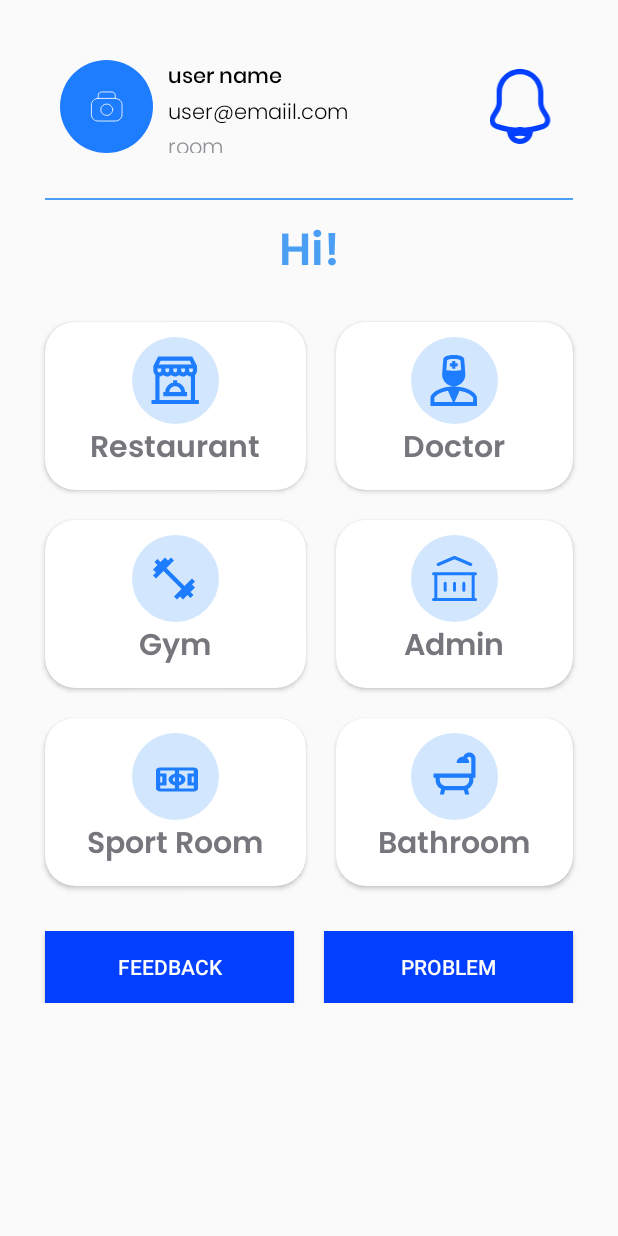
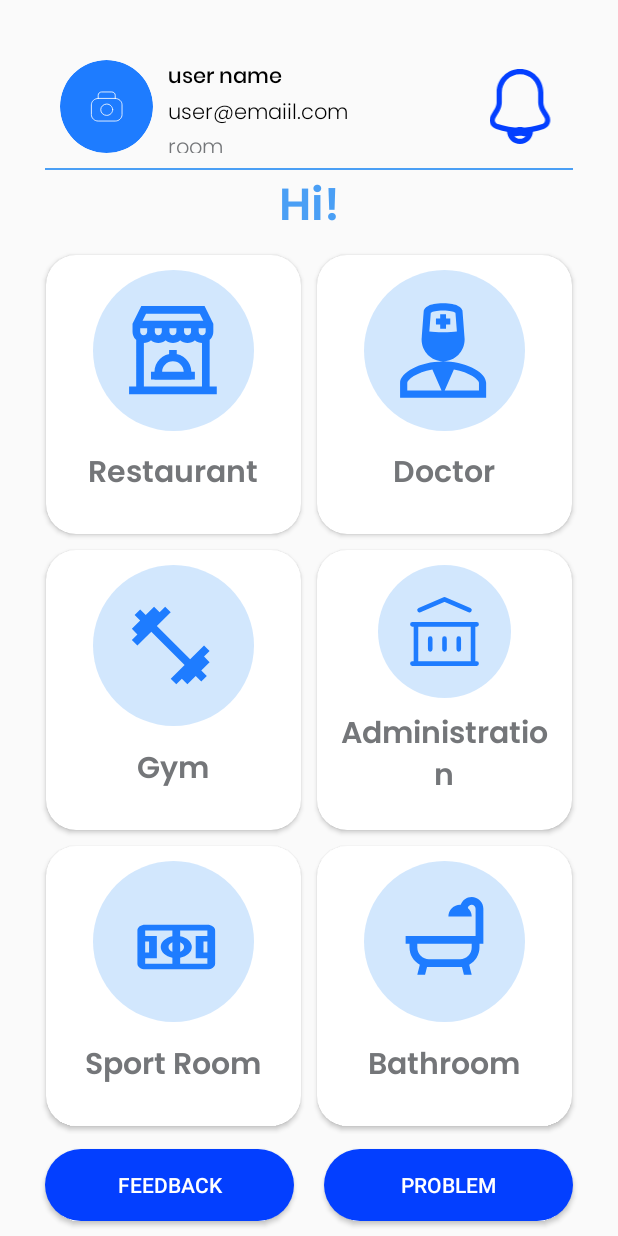
Before and after one commit to Meriem453/ResiMob, an Android app: the layout activity_home_user.xml on its own in the app's theme, with its tools: preview values and no code run, on a phone screen of 412 x 824 dp. Run offline under Robolectric (Android 15) with nearby library versions, the phone set to English and light mode, and no system bars.

Commit message:
user home activity design improved

```diff
--- a/app/src/main/java/com/example/residence_app/HomeUserActivity.kt
+++ b/app/src/main/java/com/example/residence_app/HomeUserActivity.kt
@@ -50,7 +50,7 @@ class HomeUserActivity : AppCompatActivity() {
             tUserName.setText(name)
             tUserEmail.setText(email)
             tRoom.setText(room)
-            tGoodday.setText("Hi! "+name)
+            tGoodday.text  = String.format(resources.getString(R.string.hi),name)
 
         }
         val localfile = File.createTempFile("tempimage","jpg")
--- a/app/src/main/java/com/example/residence_app/LoginActivity.kt
+++ b/app/src/main/java/com/example/residence_app/LoginActivity.kt
@@ -19,11 +19,7 @@ binding=ActivityLoginBinding.inflate(layoutInflater)
 
 
 
-        val eclipse=findViewById<ImageView>(R.id.eclipse)
 
-
-       eclipse.bringToFront()
-        eclipse.invalidate()
 
 
         binding.btnLogin.setOnClickListener {
--- a/app/src/main/res/layout/activity_home_user.xml
+++ b/app/src/main/res/layout/activity_home_user.xml
@@ -1,10 +1,12 @@
 <?xml version="1.0" encoding="utf-8"?>
-<androidx.constraintlayout.widget.ConstraintLayout xmlns:android="http://schemas.android.com/apk/res/android"
+<LinearLayout xmlns:android="http://schemas.android.com/apk/res/android"
     xmlns:app="http://schemas.android.com/apk/res-auto"
     xmlns:tools="http://schemas.android.com/tools"
     android:layout_width="match_parent"
     android:layout_height="match_parent"
-    tools:context=".HomeUserActivity">
+    tools:context=".HomeUserActivity"
+    android:orientation="vertical"
+    >
 
     <LinearLayout
         android:id="@+id/linearLayout3"
@@ -13,10 +15,7 @@
         android:layout_marginStart="30dp"
         android:layout_marginTop="30dp"
         android:layout_marginEnd="30dp"
-        android:orientation="vertical"
-        app:layout_constraintEnd_toEndOf="parent"
-        app:layout_constraintStart_toStartOf="parent"
-        app:layout_constraintTop_toTopOf="parent">
+        android:orientation="vertical">
 
         <LinearLayout
             android:layout_width="match_parent"
@@ -24,13 +23,15 @@
             android:layout_gravity="clip_horizontal"
             android:orientation="horizontal">
 
-            <ImageView
+            <com.google.android.material.imageview.ShapeableImageView
                 android:id="@+id/imageView3"
                 android:layout_width="62dp"
                 android:layout_height="62dp"
                 android:layout_gravity="start|center_vertical"
                 android:layout_margin="10dp"
-                app:srcCompat="@drawable/img_add" />
+                app:srcCompat="@drawable/img_add"
+                app:shapeAppearanceOverlay="@style/circular"
+                />
 
             <LinearLayout
                 android:layout_width="wrap_content"
@@ -62,8 +63,7 @@
                     android:layout_height="wrap_content"
                     android:fontFamily="@font/poppins_light"
                     android:text="room"
-                    android:textColor="@color/material_dynamic_neutral60"
-                    />
+                    android:textColor="@color/gray" />
             </LinearLayout>
 
             <ImageView
@@ -80,14 +80,12 @@
             android:id="@+id/imageView5"
             android:layout_width="match_parent"
             android:layout_height="wrap_content"
-            android:layout_marginTop="20dp"
             app:srcCompat="@drawable/line" />
 
         <TextView
             android:id="@+id/good_day"
             android:layout_width="match_parent"
             android:layout_height="wrap_content"
-            android:layout_marginVertical="10dp"
             android:fontFamily="@font/poppins_semibold"
             android:gravity="center"
             android:text="Hi!"
@@ -99,23 +97,20 @@
     <androidx.gridlayout.widget.GridLayout
         android:id="@+id/gridLayout"
         android:layout_width="match_parent"
-
         android:layout_height="wrap_content"
-
-        android:layout_marginHorizontal="20dp"
+        android:layout_marginHorizontal="25dp"
+        android:layout_weight="1"
+        android:foregroundGravity="top"
         app:columnCount="2"
-        app:layout_constraintEnd_toEndOf="parent"
-        app:layout_constraintStart_toStartOf="parent"
-        app:layout_constraintTop_toBottomOf="@+id/linearLayout3"
         app:rowCount="4">
 
         <androidx.cardview.widget.CardView
-            android:layout_width="wrap_content"
-            android:layout_height="wrap_content"
-            android:layout_margin="10dp"
+            android:layout_width="0dp"
+            android:layout_height="0dp"
+            android:layout_margin="5dp"
             app:cardCornerRadius="20dp"
+
             app:layout_columnWeight="1"
-
             app:layout_rowWeight="1">
 
             <LinearLayout
@@ -138,16 +133,16 @@
                     android:fontFamily="@font/poppins_semibold"
                     android:gravity="center"
                     android:text="@string/restaurant"
-                    android:textColor="@color/material_dynamic_neutral50"
+                    android:textColor="@color/gray"
                     android:textSize="20sp" />
 
             </LinearLayout>
         </androidx.cardview.widget.CardView>
 
         <androidx.cardview.widget.CardView
-            android:layout_width="wrap_content"
-            android:layout_height="wrap_content"
-            android:layout_margin="10dp"
+            android:layout_width="0dp"
+            android:layout_height="0dp"
+            android:layout_margin="5dp"
             app:cardCornerRadius="20dp"
             app:layout_columnWeight="1"
             app:layout_rowWeight="1">
@@ -172,16 +167,16 @@
                     android:fontFamily="@font/poppins_semibold"
                     android:gravity="center"
                     android:text="@string/doctor"
-                    android:textColor="@color/material_dynamic_neutral50"
+                    android:textColor="@color/gray"
                     android:textSize="20sp" />
 
             </LinearLayout>
         </androidx.cardview.widget.CardView>
 
         <androidx.cardview.widget.CardView
-            android:layout_width="wrap_content"
-            android:layout_height="wrap_content"
-            android:layout_margin="10dp"
+            android:layout_width="0dp"
+            android:layout_height="0dp"
+            android:layout_margin="5dp"
             app:cardCornerRadius="20dp"
             app:layout_columnWeight="1"
             app:layout_rowWeight="1">
@@ -206,16 +201,16 @@
                     android:fontFamily="@font/poppins_semibold"
                     android:gravity="center"
                     android:text="@string/gym"
-                    android:textColor="@color/material_dynamic_neutral50"
+                    android:textColor="@color/gray"
                     android:textSize="20sp" />
 
             </LinearLayout>
         </androidx.cardview.widget.CardView>
 
         <androidx.cardview.widget.CardView
-            android:layout_width="wrap_content"
-            android:layout_height="wrap_content"
-            android:layout_margin="10dp"
+            android:layout_width="0dp"
+            android:layout_height="0dp"
+            android:layout_margin="5dp"
             app:cardCornerRadius="20dp"
             app:layout_columnWeight="1"
             app:layout_rowWeight="1">
@@ -240,16 +235,16 @@
                     android:fontFamily="@font/poppins_semibold"
                     android:gravity="center"
                     android:text="@string/administration"
-                    android:textColor="@color/material_dynamic_neutral50"
+                    android:textColor="@color/gray"
                     android:textSize="20sp" />
 
             </LinearLayout>
         </androidx.cardview.widget.CardView>
 
         <androidx.cardview.widget.CardView
-            android:layout_width="wrap_content"
-            android:layout_height="wrap_content"
-            android:layout_margin="10dp"
+            android:layout_width="0dp"
+            android:layout_height="0dp"
+            android:layout_margin="5dp"
             app:cardCornerRadius="20dp"
             app:layout_columnWeight="1"
             app:layout_rowWeight="1">
@@ -274,16 +269,16 @@
                     android:fontFamily="@font/poppins_semibold"
                     android:gravity="center"
                     android:text="@string/sport_room"
-                    android:textColor="@color/material_dynamic_neutral50"
+                    android:textColor="@color/gray"
                     android:textSize="20sp" />
 
             </LinearLayout>
         </androidx.cardview.widget.CardView>
 
         <androidx.cardview.widget.CardView
-            android:layout_width="wrap_content"
-            android:layout_height="wrap_content"
-            android:layout_margin="10dp"
+            android:layout_width="0dp"
+            android:layout_height="0dp"
+            android:layout_margin="5dp"
             app:cardCornerRadius="20dp"
             app:layout_columnWeight="1"
             app:layout_rowWeight="1">
@@ -308,7 +303,7 @@
                     android:fontFamily="@font/poppins_semibold"
                     android:gravity="center"
                     android:text="@string/bathroom"
-                    android:textColor="@color/material_dynamic_neutral50"
+                    android:textColor="@color/gray"
                     android:textSize="20sp" />
 
             </LinearLayout>
@@ -320,32 +315,32 @@
     </androidx.gridlayout.widget.GridLayout>
 
     <LinearLayout
+        android:id="@+id/linearLayout4"
         android:layout_width="match_parent"
         android:layout_height="wrap_content"
-        android:layout_margin="20dp"
         android:orientation="horizontal"
-        app:layout_constraintEnd_toEndOf="parent"
-        app:layout_constraintStart_toStartOf="parent"
-        app:layout_constraintTop_toBottomOf="@+id/gridLayout">
+        android:layout_marginHorizontal="20dp"
+      >
 
         <Button
             android:layout_width="wrap_content"
             android:layout_height="wrap_content"
+            android:layout_margin="10dp"
             android:layout_weight="1"
-            android:background="@color/blue_botton"
+            android:background="@drawable/button"
+            android:gravity="center"
             android:text="@string/feedback"
-            android:textColor="@color/white"
-            android:layout_marginHorizontal="10dp"
-            />
+            android:textColor="@color/white" />
 
         <Button
             android:layout_width="wrap_content"
             android:layout_height="wrap_content"
-            android:layout_marginHorizontal="10dp"
+            android:layout_margin="10dp"
             android:layout_weight="1"
-            android:background="@color/blue_botton"
+            android:background="@drawable/button"
+            android:gravity="center"
             android:text="@string/problem"
             android:textColor="@color/white" />
     </LinearLayout>
 
-</androidx.constraintlayout.widget.ConstraintLayout>
+</LinearLayout>
--- a/app/src/main/res/values/colors.xml
+++ b/app/src/main/res/values/colors.xml
@@ -10,4 +10,5 @@
     <color name="blue_title">#1D447F</color>
     <color name="blue_botton">#033FFF</color>
     <color name="blue_layout">#4A9FF5</color>
+    <color name="gray">#747679</color>
 </resources>
--- a/app/src/main/res/values/strings.xml
+++ b/app/src/main/res/values/strings.xml
@@ -8,11 +8,11 @@
     <string name="last_name">Last Name</string>
     <string name="confirm_password">Confirm Password</string>
     <string name="add_user">Add User</string>
-    <string name="good_day">Good Day, </string>
+    <string name="hi">Hi! %1$s</string>
     <string name="restaurant">Restaurant</string>
     <string name="doctor">Doctor</string>
     <string name="gym">Gym</string>
-    <string name="administration">Admin</string>
+    <string name="administration">Administration</string>
     <string name="sport_room">Sport Room</string>
     <string name="bathroom">Bathroom</string>
     <string name="feedback">Feedback</string>
```
